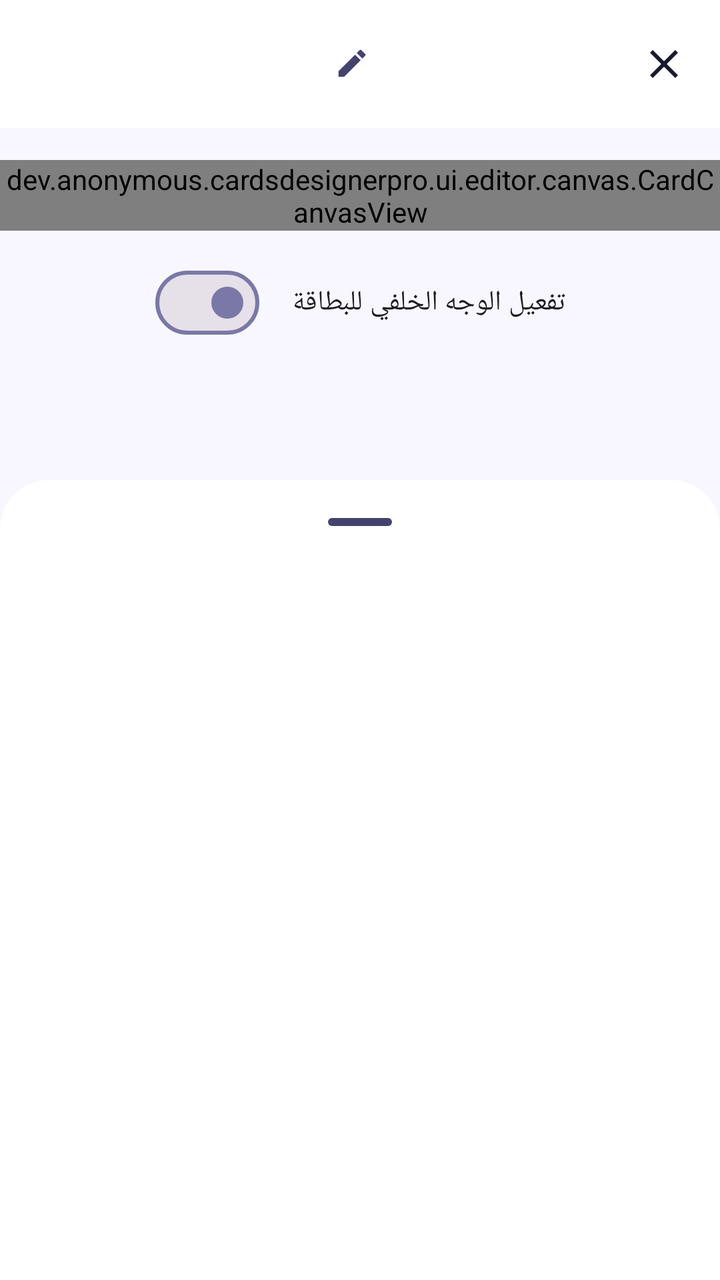
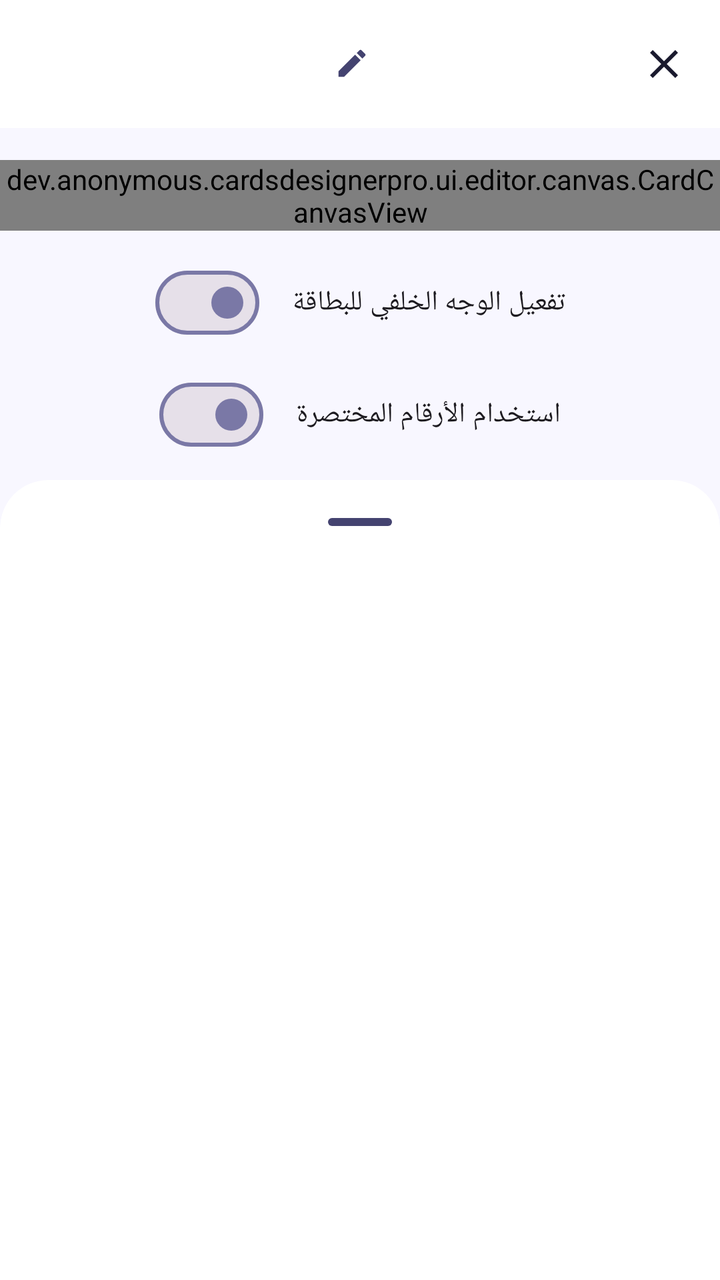

Compare the two renders of this Android layout. The source of the first and the diff that turns it into the second are given below.
<!-- AndroidManifest.xml: application theme Theme.CardsDesignerPro -->
<!-- res/layout/activity_editor.xml -->
<?xml version="1.0" encoding="utf-8"?>
<FrameLayout xmlns:android="http://schemas.android.com/apk/res/android"
    xmlns:app="http://schemas.android.com/apk/res-auto"
    android:layout_width="match_parent"
    android:layout_height="match_parent"
    android:layoutDirection="rtl">

    <androidx.coordinatorlayout.widget.CoordinatorLayout
        android:layout_width="match_parent"
        android:layout_height="match_parent">

        
        <com.google.android.material.appbar.AppBarLayout
            android:id="@+id/app_bar"
            android:layout_width="match_parent"
            android:layout_height="wrap_content"
            android:background="?attr/colorSurface"
            app:liftOnScrollColor="@android:color/transparent">

            <com.google.android.material.appbar.MaterialToolbar
                android:id="@+id/toolbar"
                android:layout_width="match_parent"
                android:layout_height="?attr/actionBarSize"
                app:layout_scrollFlags="scroll|enterAlways|snap"
                app:navigationContentDescription="@string/btn_close"
                app:navigationIcon="@drawable/ic_close_24"
                app:navigationIconTint="?attr/colorOnSurface"
                app:title=" "
                app:titleTextColor="?attr/colorOnSurface">

                <LinearLayout
                    android:id="@+id/btn_edit_title"
                    android:layout_width="wrap_content"
                    android:layout_height="wrap_content"
                    android:layout_gravity="center"
                    android:background="?attr/selectableItemBackground"
                    android:clickable="true"
                    android:focusable="true"
                    android:gravity="center_vertical"
                    android:orientation="horizontal"
                    android:paddingHorizontal="16dp"
                    android:paddingVertical="8dp">

                    <TextView
                        android:id="@+id/tv_template_name"
                        android:layout_width="wrap_content"
                        android:layout_height="wrap_content"
                        android:layout_marginEnd="8dp"
                        android:textAppearance="?attr/textAppearanceTitleMedium"
                        android:textColor="?attr/colorOnSurface" />

                    <ImageView
                        android:layout_width="18dp"
                        android:layout_height="18dp"
                        android:src="@drawable/ic_rename_24"
                        app:tint="?attr/colorOnSurfaceVariant" />
                </LinearLayout>
            </com.google.android.material.appbar.MaterialToolbar>

        </com.google.android.material.appbar.AppBarLayout>

        
        <androidx.core.widget.NestedScrollView
            android:id="@+id/scroll_editor"
            android:layout_width="match_parent"
            android:layout_height="match_parent"
            android:clipToPadding="false"
            android:paddingBottom="300dp"
            app:layout_behavior="@string/appbar_scrolling_view_behavior">

            <androidx.constraintlayout.widget.ConstraintLayout
                android:layout_width="match_parent"
                android:layout_height="wrap_content"
                android:paddingBottom="48dp">

                
                <LinearLayout
                    android:id="@+id/ll_active_side_toggle"
                    android:layout_width="0dp"
                    android:layout_height="wrap_content"
                    android:layout_marginTop="16dp"
                    android:orientation="vertical"
                    android:gravity="center"
                    android:background="?attr/selectableItemBackground"
                    android:clickable="true"
                    android:focusable="true"
                    android:visibility="gone"
                    app:layout_constraintTop_toTopOf="parent"
                    app:layout_constraintStart_toStartOf="parent"
                    app:layout_constraintEnd_toEndOf="parent"
                    app:layout_constraintWidth_max="600dp">

                    <TextView
                        android:id="@+id/tv_side_title"
                        android:layout_width="wrap_content"
                        android:layout_height="wrap_content"
                        android:text="@string/editor_front_side_title"
                        android:textAppearance="?attr/textAppearanceTitleLarge"
                        android:textStyle="bold"
                        android:textColor="?attr/colorPrimary" />

                    <TextView
                        android:id="@+id/tv_side_subtitle"
                        android:layout_width="wrap_content"
                        android:layout_height="wrap_content"
                        android:layout_marginTop="2dp"
                        android:text="@string/editor_front_side_subtitle"
                        android:textAppearance="?attr/textAppearanceBodySmall"
                        android:textColor="?attr/colorOnSurfaceVariant" />
                </LinearLayout>

                
                <dev.anonymous.cardsdesignerpro.ui.editor.canvas.CardCanvasView
                    android:id="@+id/card_canvas"
                    android:layout_width="0dp"
                    android:layout_height="wrap_content"
                    android:layout_marginTop="16dp"
                    android:background="?attr/colorSurfaceVariant"
                    app:layout_constraintEnd_toEndOf="parent"
                    app:layout_constraintStart_toStartOf="parent"
                    app:layout_constraintTop_toBottomOf="@id/ll_active_side_toggle"
                    app:layout_constraintWidth_max="600dp" />

                
                <TextView
                    android:id="@+id/tv_out_of_bounds"
                    android:layout_width="0dp"
                    android:layout_height="wrap_content"
                    android:background="?attr/colorErrorContainer"
                    android:gravity="center"
                    android:paddingVertical="6dp"
                    android:text="@string/out_of_bounds_warning"
                    android:textAppearance="?attr/textAppearanceLabelMedium"
                    android:textColor="?attr/colorError"
                    android:visibility="gone"
                    app:layout_constraintEnd_toEndOf="parent"
                    app:layout_constraintStart_toStartOf="parent"
                    app:layout_constraintTop_toBottomOf="@id/card_canvas"
                    app:layout_constraintWidth_max="600dp" />



                
                <com.google.android.material.materialswitch.MaterialSwitch
                    android:id="@+id/switch_back_side"
                    android:layout_width="wrap_content"
                    android:layout_height="wrap_content"
                    android:layout_marginTop="12dp"
                    android:text="@string/label_enable_back_side"
                    android:textAppearance="?attr/textAppearanceBodyMedium"
                    app:layout_constraintEnd_toEndOf="parent"
                    app:layout_constraintStart_toStartOf="parent"
                    app:layout_constraintTop_toBottomOf="@id/tv_out_of_bounds" />

            </androidx.constraintlayout.widget.ConstraintLayout>
        </androidx.core.widget.NestedScrollView>

    </androidx.coordinatorlayout.widget.CoordinatorLayout>


    
    <com.google.android.material.card.MaterialCardView
        android:id="@+id/bottom_sheet_host"
        android:layout_width="match_parent"
        android:layout_height="400dp"
        android:layout_gravity="bottom"
        app:cardBackgroundColor="?attr/colorSurface"
        app:shapeAppearanceOverlay="@style/ShapeAppearanceOverlay.TopRounded"
        app:strokeWidth="0dp"
        android:clickable="true"
        android:focusable="true">

        <LinearLayout
            android:layout_width="match_parent"
            android:layout_height="match_parent"
            android:orientation="vertical">

            
            <com.google.android.material.bottomsheet.BottomSheetDragHandleView
                android:id="@+id/dragHandelView"
                android:layout_width="match_parent"
                android:layout_height="wrap_content" />

            
            <androidx.fragment.app.FragmentContainerView
                android:id="@+id/bottom_sheet_container"
                android:layout_width="match_parent"
                android:layout_height="match_parent" />

        </LinearLayout>
    </com.google.android.material.card.MaterialCardView>

</FrameLayout>
<!-- resources referenced by this layout -->
<resources>
  <!-- drawable ic_close_24 (drawable) -->
  <vector xmlns:android="http://schemas.android.com/apk/res/android"
      android:width="24dp"
      android:height="24dp"
      android:viewportWidth="24"
      android:viewportHeight="24">
      <path
          android:fillColor="#FF000000"
          android:pathData="M19,6.41L17.59,5 12,10.59 6.41,5 5,6.41 10.59,12 5,17.59 6.41,19 12,13.41 17.59,19 19,17.59 13.41,12z"/>
  </vector>
  <!-- drawable ic_rename_24 (drawable) -->
  <vector xmlns:android="http://schemas.android.com/apk/res/android"
      android:width="24dp"
      android:height="24dp"
      android:viewportWidth="24"
      android:viewportHeight="24">
    <path
        android:pathData="M3,17.25V21h3.75L17.81,9.94l-3.75,-3.75L3,17.25zM20.71,7.04c0.39,-0.39 0.39,-1.02 0,-1.41l-2.34,-2.34c-0.39,-0.39 -1.02,-0.39 -1.41,0l-1.83,1.83 3.75,3.75 1.83,-1.83z"
        android:fillColor="#000000"/>
  </vector>
  <string name="btn_close">إغلاق</string>
  <string name="editor_front_side_subtitle">إضغط لرؤية الوجه الخلفي</string>
  <string name="editor_front_side_title">الوجه الأمامي</string>
  <string name="label_enable_back_side">تفعيل الوجه الخلفي للبطاقة</string>
  <string name="out_of_bounds_warning">بعض العناصر أصبحت خارج حدود البطاقة</string>
  <style name="ShapeAppearanceOverlay.TopRounded" parent="">
          <item name="cornerFamily">rounded</item>
          <item name="cornerSizeTopLeft">24dp</item>
          <item name="cornerSizeTopRight">24dp</item>
          <item name="cornerSizeBottomLeft">0dp</item>
          <item name="cornerSizeBottomRight">0dp</item>
      </style>
  <style name="Theme.CardsDesignerPro" parent="Base.Theme.CardsDesignerPro" />
  <color name="md_theme_light_primary">#FF5B4FF2</color>
  <color name="md_theme_light_onPrimary">#FFFFFFFF</color>
  <color name="md_theme_light_primaryContainer">#FFE8E5FF</color>
  <color name="md_theme_light_onPrimaryContainer">#FF1A006E</color>
  <color name="md_theme_light_secondary">#FF00BFA5</color>
  <color name="md_theme_light_onSecondary">#FFFFFFFF</color>
  <color name="md_theme_light_background">#FFF8F7FF</color>
  <color name="md_theme_light_surface">#FFFFFFFF</color>
  <color name="md_theme_light_onSurface">#FF1A1A2E</color>
  <color name="md_theme_light_surfaceVariant">#FFE8E5FF</color>
  <color name="md_theme_light_onSurfaceVariant">#FF444370</color>
  <color name="md_theme_light_outline">#FF7A78A6</color>
  <color name="md_theme_light_error">#FFB3261E</color>
  <color name="md_theme_light_onError">#FFFFFFFF</color>
  <!-- unchanged entries left out for length: 1 -->
</resources>

<!-- the commit's change to res/layout/activity_editor.xml (unified diff, before → after) -->
@@ -151,6 +151,18 @@
                     app:layout_constraintEnd_toEndOf="parent"
                     app:layout_constraintStart_toStartOf="parent"
                     app:layout_constraintTop_toBottomOf="@id/tv_out_of_bounds" />
+
+                
+                <com.google.android.material.materialswitch.MaterialSwitch
+                    android:id="@+id/switch_short_numbers"
+                    android:layout_width="wrap_content"
+                    android:layout_height="wrap_content"
+                    android:layout_marginTop="8dp"
+                    android:text="@string/label_short_numbers_switch"
+                    android:textAppearance="?attr/textAppearanceBodyMedium"
+                    app:layout_constraintEnd_toEndOf="parent"
+                    app:layout_constraintStart_toStartOf="parent"
+                    app:layout_constraintTop_toBottomOf="@id/switch_back_side" />
 
             </androidx.constraintlayout.widget.ConstraintLayout>
         </androidx.core.widget.NestedScrollView>
<!-- resource entries referenced after the edit -->
@@ -24,6 +24,7 @@
   <string name="editor_front_side_subtitle">إضغط لرؤية الوجه الخلفي</string>
   <string name="editor_front_side_title">الوجه الأمامي</string>
   <string name="label_enable_back_side">تفعيل الوجه الخلفي للبطاقة</string>
+  <string name="label_short_numbers_switch">استخدام الأرقام المختصرة</string>
   <string name="out_of_bounds_warning">بعض العناصر أصبحت خارج حدود البطاقة</string>
   <style name="ShapeAppearanceOverlay.TopRounded" parent="">
           <item name="cornerFamily">rounded</item>
